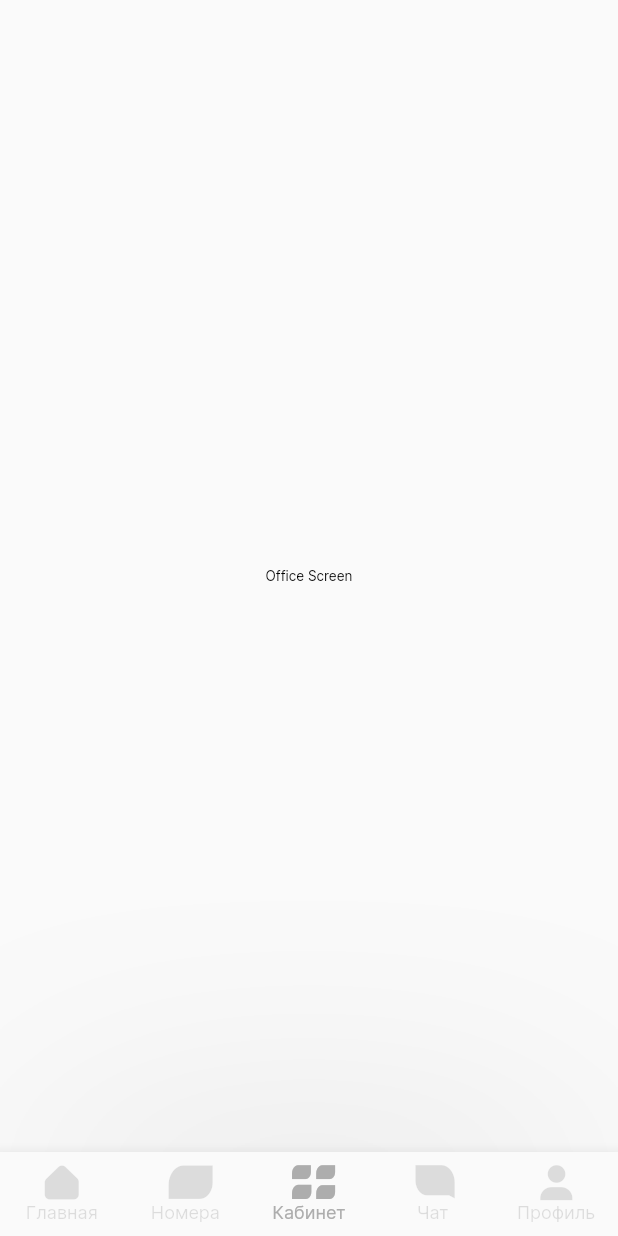
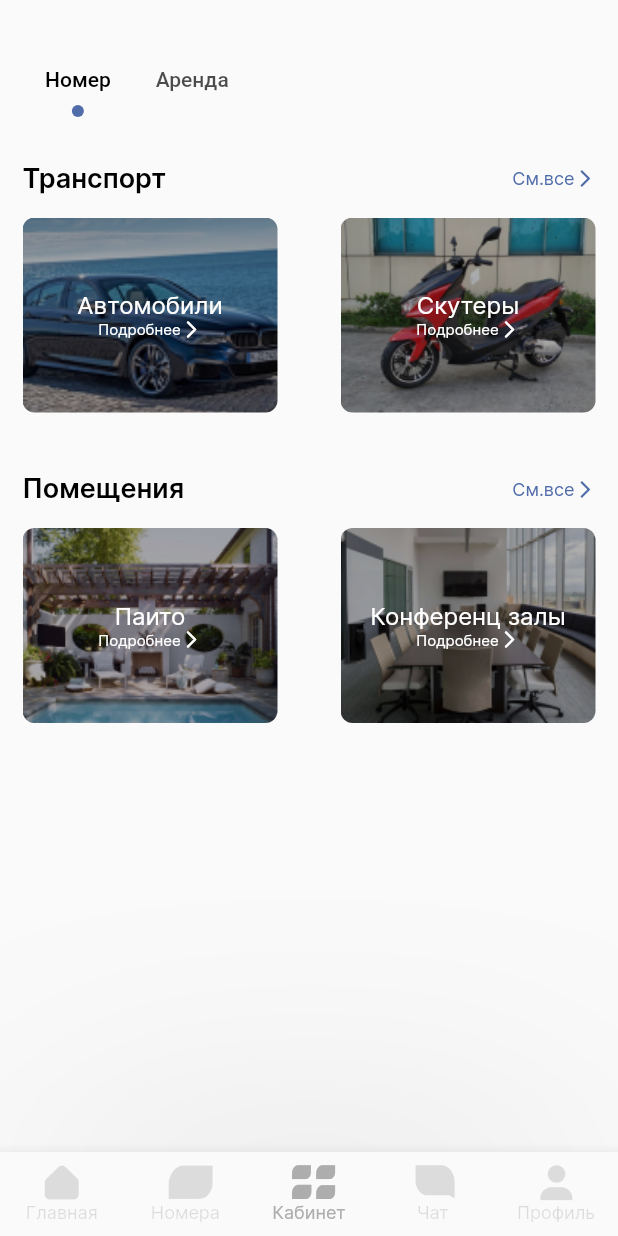
Before and after one commit to NM4ik/hotel_app, a Flutter app: the screen it shows after launch, item 3 of the bottom bar chosen, on a phone screen of 412 x 824 dp. Run offline on Flutter 3.47's test engine with Material 2 defaults, Android fonts, the phone set to English and light mode, and no system bars; our stand-ins replace bloc, bot_toast, cached_network_image, cloud_firestore, equatable, firebase_auth and 14 more; missing offline and left inert: flutter_stripe; accounts and stored records are empty; network calls fail.

Commit message:
layout office_screen, office rent component & office_list_component

```diff
--- a/lib/core/locator_service.dart
+++ b/lib/core/locator_service.dart
@@ -11,6 +11,7 @@ import 'package:hotel_ma/feature/presentation/bloc/auth_bloc/auth_bloc.dart';
 import 'package:hotel_ma/feature/presentation/bloc/booking_bloc/booking_bloc.dart';
 import 'package:hotel_ma/feature/presentation/bloc/login_phone_cubit/login_phone_cubit.dart';
 import 'package:hotel_ma/feature/data/repositories/payment_controller.dart';
+import 'package:hotel_ma/feature/presentation/bloc/office_bloc/office_bloc.dart';
 import 'package:internet_connection_checker/internet_connection_checker.dart';
 import 'package:shared_preferences/shared_preferences.dart';
 import 'package:intl/intl.dart';
@@ -34,6 +35,7 @@ Future<void> setup() async {
   locator.registerFactory(() => LoginPhoneCubit());
   locator.registerFactory(() => AuthBloc(authenticationRepository: locator()));
   locator.registerFactory(() => BookingBloc());
+  locator.registerFactory(() => OfficeBloc());
 
   /// Core
   locator.registerLazySingleton<NetworkInfo>(() => NetworkInfo(locator()));
--- a/lib/feature/data/models/chat_model.dart
+++ b/lib/feature/data/models/chat_model.dart
@@ -12,7 +12,7 @@ class ChatModel extends ChatEntity {
       : super(name: name, createdAt: createdAt, status: status, uid: uid, userIds: userIds, recentMessage: recentMessage);
 
   Map<String, dynamic> toJson() => <String, dynamic>{
-        'createdAt': createdAt.millisecondsSinceEpoch,
+        'createdAt': createdAt,
         'name': name,
         'status': status,
         'uid': uid,
--- /dev/null
+++ b/lib/feature/presentation/bloc/office_bloc/office_bloc.dart
@@ -0,0 +1,59 @@
+import 'dart:async';
+import 'dart:developer';
+
+import 'package:bloc/bloc.dart';
+import 'package:cloud_firestore/cloud_firestore.dart';
+import 'package:equatable/equatable.dart';
+
+import '../../../../core/locator_service.dart';
+import '../../../data/datasources/firestore_methods.dart';
+import '../../../data/repositories/firestore_repository.dart';
+
+part 'office_event.dart';
+
+part 'office_state.dart';
+
+class OfficeBloc extends Bloc<OfficeEvent, OfficeState> {
+  OfficeBloc() : super(OfficeInitialState()) {
+    on<OfficeRentEvent>(_onRoomsRentEvent);
+    on<OfficeRoomEvent>(_onRoomsRoomsEvent);
+  }
+
+  // FirestoreRepository firestoreRepository = FirestoreRepository(firestoreMethods: locator.get<FirestoreMethods>());
+
+  FutureOr<void> _onRoomsRentEvent(OfficeRentEvent event, Emitter<OfficeState> emit) async {
+    List<String> someArray = [];
+
+    emit(OfficeLoadingState());
+    try {
+      // final names = await FirebaseFirestore.instance.collection('office').doc('office').collection('names').get();
+      // final categories = await FirebaseFirestore.instance.collection('rentCategory').get();
+      // final categories = some.docs.map((e) => e.data()).toList();
+      // final ids = categories.docs.map((e) => e.id).toList();
+      //
+      // log(ids.toString());
+      // log(some.docs.map((e) => e.data()).toString(), name: "QWE");
+      // log(categories[1]['title'].toString(), name: "QWE2");
+      //
+      // List<Map<String, dynamic>> rentCategories = [];
+      // Map<String, dynamic> some = {};
+
+      // ids.map((e) async {
+      //   log(e.toString(), name: "IDS");
+      //   final categories = await FirebaseFirestore.instance.collection('rentCategory').doc(e).get();
+      //   log(categories.toString(), name: "CAT");
+      //   final title = categories.data()!['title'];
+      //   return log(title, name: "TITLE");
+      // });
+      // ids.map((e) async  {log(await FirebaseFirestore.instance.collection('rentCategory').doc(e).get().toString())});
+
+      // names.docs.map((e) => someArray.add(e.id)).toList();
+
+      emit(OfficeRoomState(names: someArray));
+    } catch (e) {
+      emit(OfficeErrorState(message: e.toString()));
+    }
+  }
+
+  FutureOr<void> _onRoomsRoomsEvent(OfficeRoomEvent event, Emitter<OfficeState> emit) {}
+}
--- /dev/null
+++ b/lib/feature/presentation/bloc/office_bloc/office_event.dart
@@ -0,0 +1,12 @@
+part of 'office_bloc.dart';
+
+abstract class OfficeEvent extends Equatable {
+  const OfficeEvent();
+
+  @override
+  List<Object> get props => [];
+}
+
+class OfficeRoomEvent extends OfficeEvent {}
+
+class OfficeRentEvent extends OfficeEvent {}
--- /dev/null
+++ b/lib/feature/presentation/bloc/office_bloc/office_state.dart
@@ -0,0 +1,39 @@
+part of 'office_bloc.dart';
+
+abstract class OfficeState extends Equatable {
+  const OfficeState();
+
+  @override
+  List<Object> get props => [];
+}
+
+class OfficeInitialState extends OfficeState {}
+
+class OfficeLoadingState extends OfficeState {}
+
+class OfficeRoomState extends OfficeState {
+  final List<String> names;
+
+  const OfficeRoomState({required this.names});
+
+  @override
+  List<Object> get props => [names];
+}
+
+class OfficeRentState extends OfficeState {
+  final List<String> rents;
+
+  const OfficeRentState({required this.rents});
+
+  @override
+  List<Object> get props => [rents];
+}
+
+class OfficeErrorState extends OfficeState {
+  final String message;
+
+  const OfficeErrorState({required this.message});
+
+  @override
+  List<Object> get props => [message];
+}
--- /dev/null
+++ b/lib/feature/presentation/components/office_components/office_rent_component.dart
@@ -0,0 +1,140 @@
+import 'dart:developer';
+
+import 'package:flutter/material.dart';
+import 'package:hotel_ma/common/app_constants.dart';
+import 'package:hotel_ma/feature/presentation/widgets/page_animation.dart';
+
+import 'office_list_rent_component.dart';
+
+class OfficeRentComponent extends StatefulWidget {
+  const OfficeRentComponent({Key? key}) : super(key: key);
+
+  @override
+  _OfficeRentComponentState createState() => _OfficeRentComponentState();
+}
+
+class _OfficeRentComponentState extends State<OfficeRentComponent> {
+  List<Map<String, dynamic>> map = [
+    {
+      'doc': 'transport',
+      'title': 'Транспорт',
+      'children': [
+        {'doc': 'car', 'title': 'Автомобили', 'image': 'assets/images/car_category.png'},
+        {'doc': 'scooter', 'title': 'Скутеры', 'image': 'assets/images/scooter_category.png'}
+      ]
+    },
+    {
+      'doc': 'space',
+      'title': 'Помещения',
+      'children': [
+        {'doc': 'patio', 'title': 'Паито', 'image': 'assets/images/patio_category.png'},
+        {'doc': 'area', 'title': 'Конференц залы', 'image': 'assets/images/area_image.png'}
+      ]
+    },
+  ];
+
+  @override
+  Widget build(BuildContext context) {
+    return ListView.builder(itemCount: map.length, itemBuilder: (context, index) => _rentComponent(map[index], context));
+  }
+}
+
+Widget _rentComponent(Map<String, dynamic> json, BuildContext context) => Column(
+      children: [
+        const SizedBox(
+          height: kEdgeVerticalPadding,
+        ),
+        Row(
+          mainAxisAlignment: MainAxisAlignment.spaceBetween,
+          crossAxisAlignment: CrossAxisAlignment.center,
+          children: [
+            Text(
+              json['title'],
+              style: Theme.of(context).textTheme.headline3,
+            ),
+            GestureDetector(
+              onTap: () => Navigator.of(context).push(createRouteAnim(OfficeListRentComponent(
+                doc: json['doc'],
+                title: json['title'],
+              ))),
+              child: Row(
+                crossAxisAlignment: CrossAxisAlignment.center,
+                children: [
+                  Text(
+                    'См.все',
+                    style: Theme.of(context).textTheme.bodyText1!.copyWith(color: kMainBlueColor),
+                  ),
+                  const Icon(
+                    Icons.arrow_forward_ios_rounded,
+                    color: kMainBlueColor,
+                    size: 14,
+                  )
+                ],
+              ),
+            ),
+          ],
+        ),
+        const SizedBox(
+          height: kEdgeVerticalPadding / 2,
+        ),
+        SizedBox(
+          height: 130,
+          // width: double.infinity,
+          child: Row(mainAxisAlignment: MainAxisAlignment.spaceBetween, children: [
+            ...json['children']
+                .map(
+                  (item) => SizedBox(
+                    width: 170,
+                    child: Stack(
+                      children: [
+                        Container(
+                          height: 130,
+                          width: 170,
+                          child: ClipRRect(
+                            borderRadius: BorderRadius.circular(kEdgeMainBorder),
+                            child: Image.asset(
+                              item['image'],
+                              fit: BoxFit.cover,
+                              width: double.infinity,
+                            ),
+                          ),
+                        ),
+                        Padding(
+                          padding: const EdgeInsets.fromLTRB(0, 0, 0, 0),
+                          child: Column(
+                            mainAxisAlignment: MainAxisAlignment.center,
+                            children: [
+                              Text(
+                                item['title'],
+                                // textAlign: TextAlign.center,
+                                style: Theme.of(context).textTheme.bodyText1!.copyWith(color: Colors.white, fontSize: 16),
+                              ),
+                              Row(
+                                mainAxisAlignment: MainAxisAlignment.center,
+                                children: [
+                                  Text(
+                                    'Подробнее',
+                                    style: Theme.of(context).textTheme.bodyText1!.copyWith(color: Colors.white, fontSize: 10),
+                                  ),
+                                  const Icon(
+                                    Icons.arrow_forward_ios_rounded,
+                                    color: Colors.white,
+                                    size: 14,
+                                  )
+                                ],
+                              ),
+                            ],
+                          ),
+                        ),
+                      ],
+                    ),
+                  ),
+                )
+                .toList(),
+          ]),
+        ),
+        const SizedBox(
+          height: kEdgeVerticalPadding / 3,
+        ),
+      ],
+    );
--- a/lib/feature/presentation/components/profile_screen_components/profile_screen_visits.dart
+++ b/lib/feature/presentation/components/profile_screen_components/profile_screen_visits.dart
@@ -22,7 +22,7 @@ class ProfileScreenVisits extends StatelessWidget {
       body: Padding(
         padding: const EdgeInsets.symmetric(horizontal: kEdgeHorizontalPadding),
         child: FutureBuilder(
-            future: FirebaseFirestore.instance.collection('bookings').where('uid', isEqualTo: uid).get(),
+            future: FirebaseFirestore.instance.collection('bookings').where('uid', isEqualTo: uid).orderBy("dateEnd", descending: true).get(),
             builder: (BuildContext context, AsyncSnapshot<QuerySnapshot> snapshot) {
               if (snapshot.hasError) {
                 return const Text("Не удалось загрузить данные");
--- a/lib/feature/presentation/components/room_screen_components/card_room.dart
+++ b/lib/feature/presentation/components/room_screen_components/card_room.dart
@@ -46,7 +46,7 @@ class CardRoom extends StatelessWidget {
                         alignment: Alignment.topRight,
                         child: Container(
                           decoration:
-                              BoxDecoration(color: Color(int.parse(roomModel.roomTypeModel.color)), borderRadius: BorderRadius.circular(kEdgeMainBorder * 2)),
+                              BoxDecoration(color: Color(int.parse('0xFF${roomModel.roomTypeModel.color}')), borderRadius: BorderRadius.circular(kEdgeMainBorder * 2)),
                           child: Padding(
                             padding: const EdgeInsets.symmetric(vertical: 5.0, horizontal: 10),
                             child: Text(
--- a/lib/feature/presentation/screens/office_screen.dart
+++ b/lib/feature/presentation/screens/office_screen.dart
@@ -1,13 +1,136 @@
+import 'dart:developer';
+
 import 'package:flutter/material.dart';
+import 'package:flutter_bloc/flutter_bloc.dart';
+import 'package:hotel_ma/common/app_constants.dart';
+import 'package:hotel_ma/feature/presentation/components/office_components/office_rent_component.dart';
 
+import '../bloc/office_bloc/office_bloc.dart';
 
-class OfficeScreen extends StatelessWidget {
+class OfficeScreen extends StatefulWidget {
   const OfficeScreen({Key? key}) : super(key: key);
 
   @override
+  State<OfficeScreen> createState() => _OfficeScreenState();
+}
+
+class _OfficeScreenState extends State<OfficeScreen> with TickerProviderStateMixin {
+  @override
   Widget build(BuildContext context) {
-    return Center(
-      child: Text('Office Screen'),
-    );
+    // TabController _tabController = TabController(length: 3, vsync: this);
+    TabController _tabController = TabController(length: 2, vsync: this);
+
+    return SafeArea(
+        child: Padding(
+          padding: const EdgeInsets.symmetric(vertical: kEdgeVerticalPadding, horizontal: kEdgeHorizontalPadding),
+          child: Column(
+            children: [
+              Align(
+                alignment: Alignment.centerLeft,
+                child: TabBar(
+                  controller: _tabController,
+                  labelPadding: const EdgeInsets.only(left: 15, right: 15),
+                  labelColor: Colors.black,
+                  isScrollable: true,
+                  indicator: CircleTabIndicator(color: kMainBlueColor, radius: 4),
+                  onTap: (value) => log(value.toString()),
+                  tabs: const [
+                    Tab(
+                      text: "Номер",
+                    ),
+                    Tab(
+                      text: "Аренда",
+                    ),
+                    // Tab(
+                    //   text: "Услуги",
+                    // ),
+                    // Tab(
+                    //   text: "Мероприятия",
+                    // ),
+                  ],
+                ),
+              ),
+              SizedBox(
+                width: double.maxFinite,
+                height: 600,
+                child: TabBarView(
+                  controller: _tabController,
+                  children: const [
+                  OfficeRentComponent(),
+                    Text('1'),
+                    // NamesClass(),
+                  ],
+                ),
+              )
+            ],
+          ),
+        ));
   }
 }
+
+// class NamesClass extends StatelessWidget {
+//   const NamesClass({Key? key}) : super(key: key);
+//
+//   @override
+//   Widget build(BuildContext context) {
+//     context.read<OfficeBloc>().add(OfficeRentEvent());
+//
+//     return BlocConsumer<OfficeBloc, OfficeState>(
+//       listener: (context, state) {
+//         log(state.toString());
+//       },
+//       builder: (context, state) {
+//         if (state is OfficeLoadingState) {
+//           return const Center(
+//             child: CircularProgressIndicator(),
+//           );
+//         } else if (state is OfficeErrorState) {
+//           return Center(
+//             child: Text(state.message.toString()),
+//           );
+//         } else if (state is OfficeRoomState) {
+//           return ListView.builder(
+//               itemCount: state.names.length,
+//               itemBuilder: (_, index) => Text(
+//                     state.names[index].toString(),
+//                     style: TextStyle(color: Colors.black),
+//                   ));
+//           // return OfficeRentInner();
+//         } else {
+//           return const Center(
+//             child: Text('WTF'),
+//           );
+//         }
+//       },
+//     );
+//   }
+// }
+
+class CircleTabIndicator extends Decoration {
+  final Color color;
+  double radius;
+
+  CircleTabIndicator({required this.color, required this.radius});
+
+  @override
+  BoxPainter createBoxPainter([VoidCallback? onChanged]) {
+    return _CirclePainter(color: color, radius: radius);
+  }
+}
+
+class _CirclePainter extends BoxPainter {
+  final double radius;
+  late Color color;
+
+  _CirclePainter({required this.color, required this.radius});
+
+  @override
+  void paint(Canvas canvas, Offset offset, ImageConfiguration cfg) {
+    late Paint _paint;
+    _paint = Paint()
+      ..color = color;
+    _paint = _paint..isAntiAlias = true;
+    final Offset circleOffset = offset + Offset(cfg.size!.width / 2, cfg.size!.height - radius);
+    canvas.drawCircle(circleOffset, radius, _paint);
+  }
+}
--- a/lib/main.dart
+++ b/lib/main.dart
@@ -10,6 +10,7 @@ import 'package:hotel_ma/feature/presentation/bloc/auth_bloc/auth_bloc.dart';
 import 'package:hotel_ma/feature/presentation/bloc/rooms_bloc/rooms_bloc.dart';
 import 'feature/presentation/bloc/booking_bloc/booking_bloc.dart';
 import 'feature/presentation/bloc/login_phone_cubit/login_phone_cubit.dart';
+import 'feature/presentation/bloc/office_bloc/office_bloc.dart';
 import 'feature/presentation/screens/router_screen.dart';
 import 'package:flutter_stripe/flutter_stripe.dart';
 
@@ -36,6 +37,7 @@ class MyApp extends StatelessWidget {
         BlocProvider(create: (context) => locator<AuthBloc>()..add(AuthUserChangedEvent(authenticationRepository.currentUser))),
         BlocProvider(create: (context) => locator<LoginPhoneCubit>()),
         BlocProvider(create: (context) => locator<BookingBloc>()),
+        BlocProvider(create: (context) => locator<OfficeBloc>()),
       ],
       child: MaterialApp(
           builder: BotToastInit(),
```
Also changed, not shown: lib/feature/presentation/components/office_components/office_list_rent_component.dart (added, +109 -0 lines), assets/images/area_image.png (added), assets/images/car_category.png (added), assets/images/patio_category.png (added), assets/images/patio_image.png (added), assets/images/samokat_category.png (added), assets/images/scooter_category.png (added), assets/images/yaht_category.png (added).
